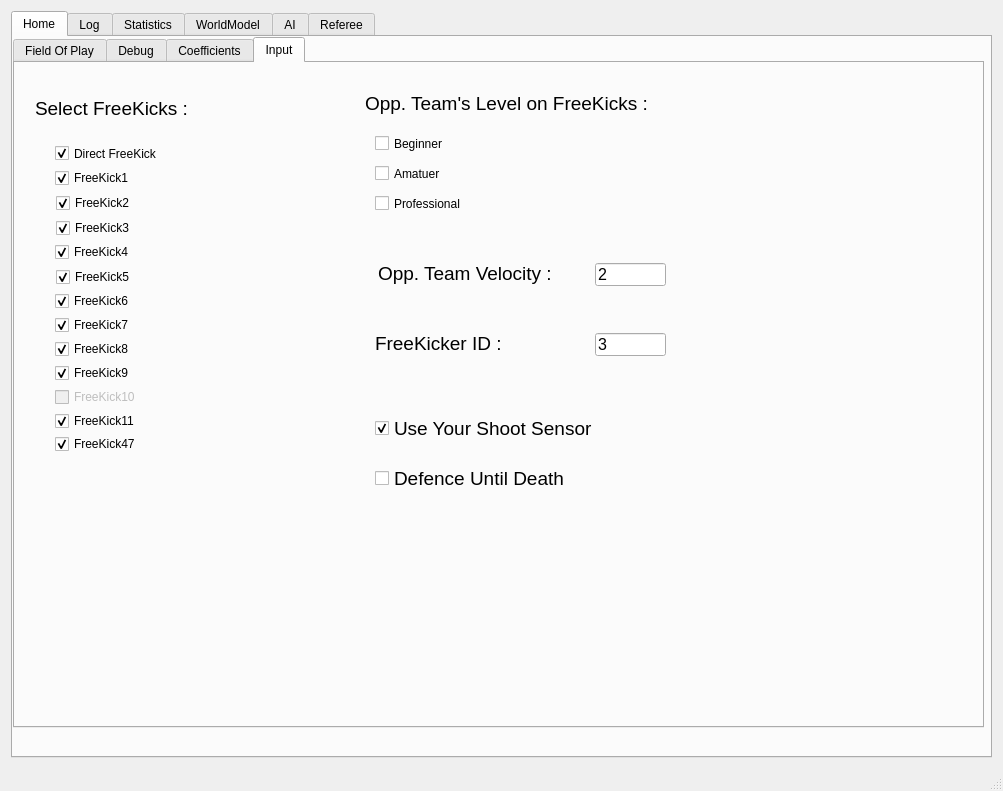
Before: the Qt Designer form src/ui/mainwindow.ui in kn2cssl/kn2cPrograms, drawn with Qt 5.
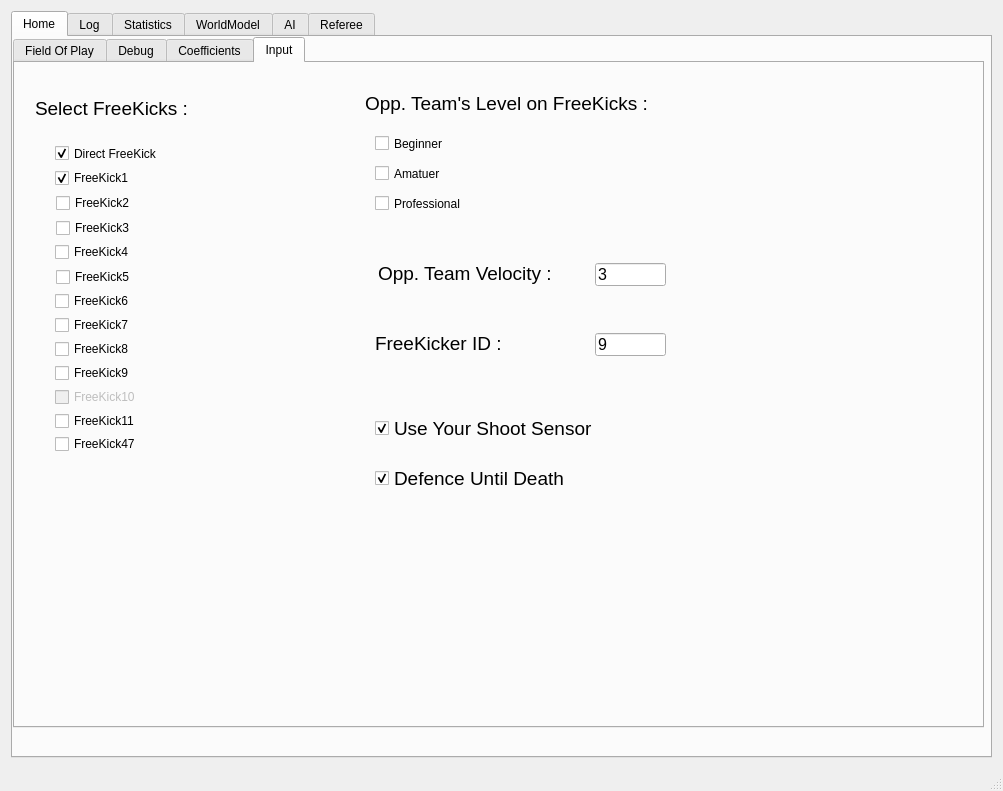
After: the same form once the commit is applied. The open tabs and pages were chosen to show the change. Icons and pictures are not drawn.

The edit to the form file:
```diff
--- a/src/ui/mainwindow.ui
+++ b/src/ui/mainwindow.ui
@@ -1016,7 +1016,7 @@
            </font>
           </property>
           <property name="text">
-           <string>2</string>
+           <string>3</string>
           </property>
          </widget>
          <widget class="QLabel" name="label_55">
@@ -1081,8 +1081,11 @@
           <property name="text">
            <string>FreeKick2</string>
           </property>
+          <property name="checkable">
+           <bool>false</bool>
+          </property>
           <property name="checked">
-           <bool>true</bool>
+           <bool>false</bool>
           </property>
          </widget>
          <widget class="QCheckBox" name="fk3_checkBox">
@@ -1097,8 +1100,11 @@
           <property name="text">
            <string>FreeKick3</string>
           </property>
+          <property name="checkable">
+           <bool>false</bool>
+          </property>
           <property name="checked">
-           <bool>true</bool>
+           <bool>false</bool>
           </property>
          </widget>
          <widget class="QCheckBox" name="fk4_checkBox">
@@ -1113,8 +1119,11 @@
           <property name="text">
            <string>FreeKick4</string>
           </property>
+          <property name="checkable">
+           <bool>false</bool>
+          </property>
           <property name="checked">
-           <bool>true</bool>
+           <bool>false</bool>
           </property>
          </widget>
          <widget class="QCheckBox" name="fk5_checkBox">
@@ -1129,8 +1138,11 @@
           <property name="text">
            <string>FreeKick5</string>
           </property>
+          <property name="checkable">
+           <bool>false</bool>
+          </property>
           <property name="checked">
-           <bool>true</bool>
+           <bool>false</bool>
           </property>
          </widget>
          <widget class="QCheckBox" name="fk6_checkBox">
@@ -1145,9 +1157,12 @@
           <property name="text">
            <string>FreeKick6</string>
           </property>
-          <property name="checked">
+          <property name="checkable">
            <bool>true</bool>
           </property>
+          <property name="checked">
+           <bool>false</bool>
+          </property>
          </widget>
          <widget class="QCheckBox" name="fk7_checkBox">
           <property name="geometry">
@@ -1161,8 +1176,11 @@
           <property name="text">
            <string>FreeKick7</string>
           </property>
+          <property name="checkable">
+           <bool>false</bool>
+          </property>
           <property name="checked">
-           <bool>true</bool>
+           <bool>false</bool>
           </property>
          </widget>
          <widget class="QCheckBox" name="fk8_checkBox">
@@ -1177,8 +1195,11 @@
           <property name="text">
            <string>FreeKick8</string>
           </property>
+          <property name="checkable">
+           <bool>false</bool>
+          </property>
           <property name="checked">
-           <bool>true</bool>
+           <bool>false</bool>
           </property>
          </widget>
          <widget class="QCheckBox" name="fk9_checkBox">
@@ -1193,8 +1214,11 @@
           <property name="text">
            <string>FreeKick9</string>
           </property>
+          <property name="checkable">
+           <bool>false</bool>
+          </property>
           <property name="checked">
-           <bool>true</bool>
+           <bool>false</bool>
           </property>
          </widget>
          <widget class="QCheckBox" name="fk10_checkBox">
@@ -1231,8 +1255,11 @@
           <property name="text">
            <string>FreeKick11</string>
           </property>
+          <property name="checkable">
+           <bool>false</bool>
+          </property>
           <property name="checked">
-           <bool>true</bool>
+           <bool>false</bool>
           </property>
          </widget>
          <widget class="QCheckBox" name="fk47_checkBox">
@@ -1247,8 +1274,11 @@
           <property name="text">
            <string>FreeKick47</string>
           </property>
+          <property name="checkable">
+           <bool>false</bool>
+          </property>
           <property name="checked">
-           <bool>true</bool>
+           <bool>false</bool>
           </property>
          </widget>
          <widget class="QLabel" name="label_56">
@@ -1284,7 +1314,7 @@
            </font>
           </property>
           <property name="text">
-           <string>3</string>
+           <string>9</string>
           </property>
          </widget>
          <widget class="QCheckBox" name="useShootSensor_chBox">
@@ -1325,6 +1355,9 @@
           <property name="text">
            <string>Defence Until Death</string>
           </property>
+          <property name="checked">
+           <bool>true</bool>
+          </property>
          </widget>
         </widget>
        </widget>
```
